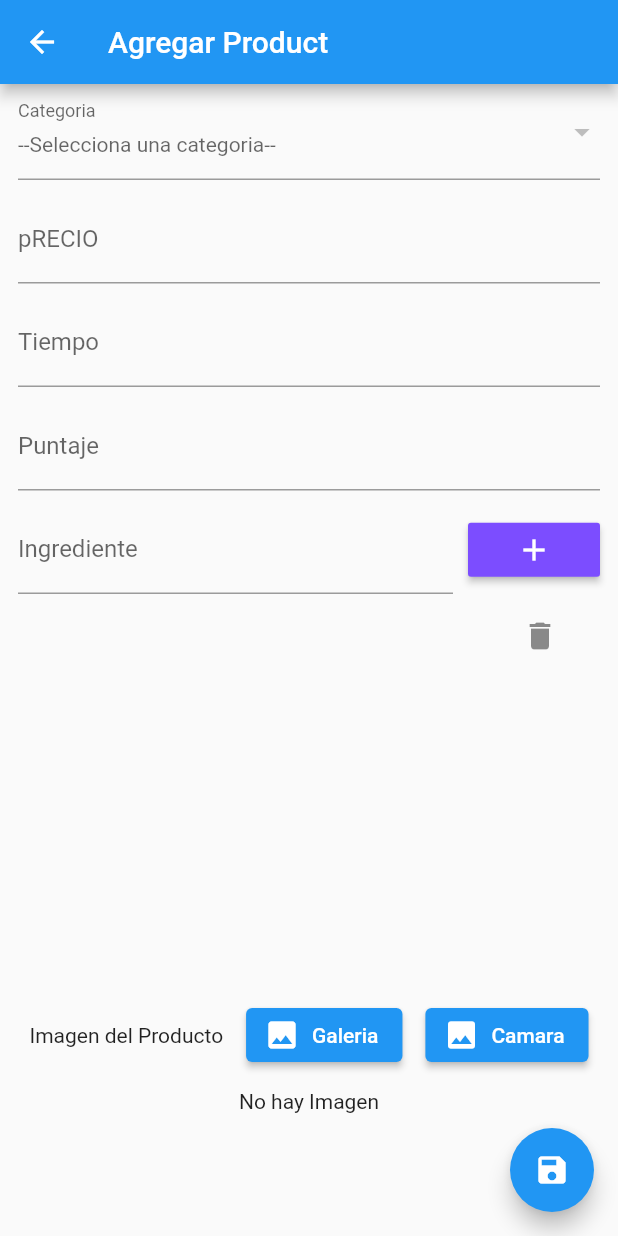
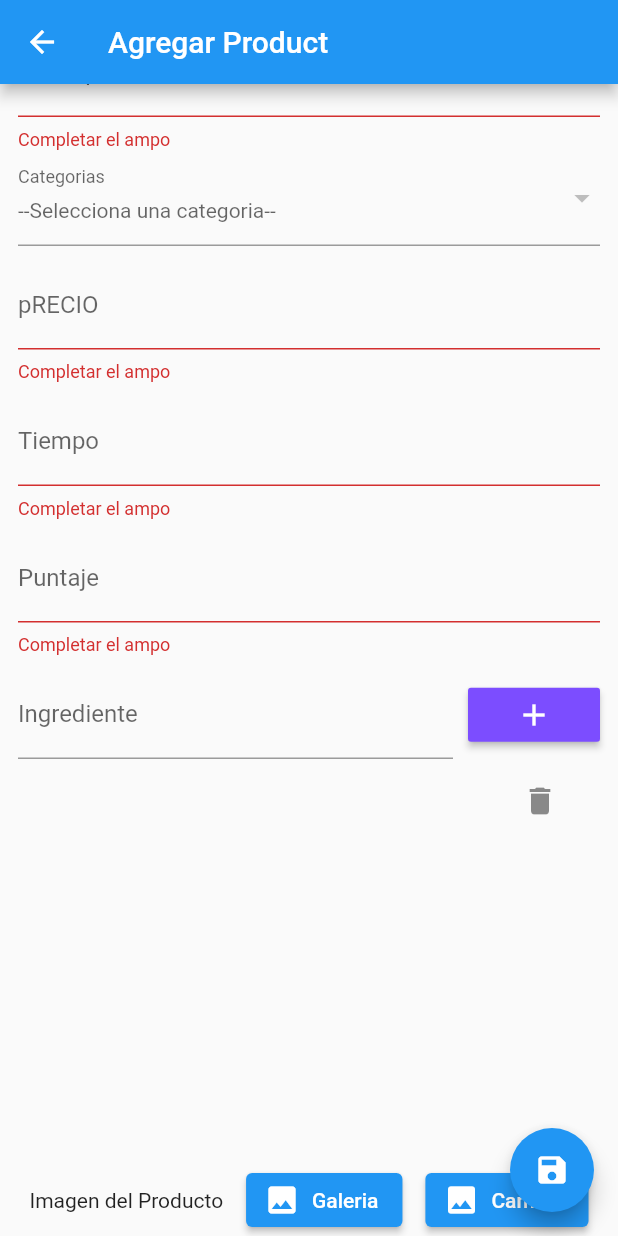
Before and after one commit to reynaldo57/restaurant_modelo_1, a Flutter app: the ProductAddEditAdminPage screen opened directly, scrolled down 140 dp, after a tap on the "add" icon, after a tap on the "save" icon, on a phone screen of 412 x 824 dp. Run offline on Flutter 3.47's test engine with Material 2 defaults, Android fonts, the phone set to English and light mode, and no system bars; our stand-ins replace cloud_firestore, firebase_core, firebase_storage, flutter_svg, image_picker; missing offline and left inert: dart:ffi; accounts and stored records are empty.

Commit message:
subir imagen a firebase falta agregar categoria

```diff
--- a/lib/admin/product_add_edit_admin_page.dart
+++ b/lib/admin/product_add_edit_admin_page.dart
@@ -18,9 +18,19 @@ class _ProductAddEditAdminPageState extends State<ProductAddEditAdminPage> {
   final _formKey = GlobalKey<FormState>();
 
   FirestoreService _categoryFirestoreService =
-      new FirestoreService(collection: 'categories');
+      new FirestoreService(collection: 'products');
 
-  firebase_storage.FirebaseStorage _storage = firebase_storage.FirebaseStorage.instance;
+  FirestoreService _productFirestoreService =
+  new FirestoreService(collection: 'categories');
+
+  firebase_storage.FirebaseStorage _storage =
+      firebase_storage.FirebaseStorage.instance;
+
+  TextEditingController _nameController = new TextEditingController();
+  TextEditingController _descriptionController = new TextEditingController();
+  TextEditingController _priceController = new TextEditingController();
+  TextEditingController _timeController = new TextEditingController();
+  TextEditingController _rateController = new TextEditingController();
 
   TextEditingController _ingredientController = new TextEditingController();
 
@@ -53,16 +63,37 @@ class _ProductAddEditAdminPageState extends State<ProductAddEditAdminPage> {
 
   getImageCamera() async {
     XFile? selectImageCamera =
-    await _picker.pickImage(source: ImageSource.camera);
+        await _picker.pickImage(source: ImageSource.camera);
     image = selectImageCamera;
     setState(() {});
   }
 
-  uploadImageFirebase()async{
+  uploadImageFirebase() async {
     firebase_storage.Reference reference = _storage.ref().child('Products');
     String time = DateTime.now().toString();
-    firebase_storage.TaskSnapshot upload = await reference.child("$time.jpg").putFile(File(image!.path),);
+    firebase_storage.TaskSnapshot upload =
+        await reference.child("$time.jpg").putFile(
+              File(image!.path),
+            );
     String url = await upload.ref.getDownloadURL();
+    saveProduct(url);
+  }
+
+  saveProduct(String urlImage){
+    Map<String, dynamic> product = {
+      "category": selectCategory,
+      "description": _descriptionController.text,
+      "discount": null,
+      "image": urlImage,
+      "ingredients": ingredients,
+      "name": _nameController.text,
+      "price": double.parse(_priceController.text),
+      "time": int.parse(_timeController.text),
+      "rate": double.parse(_rateController.text),
+    };
+
+    _productFirestoreService.addFiresrtore(product);
+
   }
 
   @override
@@ -73,7 +104,7 @@ class _ProductAddEditAdminPageState extends State<ProductAddEditAdminPage> {
       ),
       floatingActionButton: FloatingActionButton(
         onPressed: () {
-          // if (_formKey.currentState!.validate()) {}
+          if (_formKey.currentState!.validate()) {}
           uploadImageFirebase();
         },
         child: Icon(Icons.save),
@@ -86,8 +117,11 @@ class _ProductAddEditAdminPageState extends State<ProductAddEditAdminPage> {
             child: Column(
               children: [
                 TextFormField(
+                  controller: _nameController,
                   decoration: InputDecoration(
-                      labelText: "PRODUCTo", hintText: "Nombre del Producto"),
+                    labelText: "PRODUCTo",
+                    hintText: "Nombre del Producto",
+                  ),
                   validator: (String? value) {
                     if (value == null || value.isEmpty) {
                       return "Completar el ampo";
@@ -99,6 +133,7 @@ class _ProductAddEditAdminPageState extends State<ProductAddEditAdminPage> {
                   height: 10.0,
                 ),
                 TextFormField(
+                  controller: _descriptionController,
                   decoration: InputDecoration(
                       labelText: "Description",
                       hintText: "DESCRIPTION del Producto"),
@@ -112,10 +147,12 @@ class _ProductAddEditAdminPageState extends State<ProductAddEditAdminPage> {
                 DropdownButtonFormField<String>(
                   style: TextStyle(color: Colors.black87),
                   decoration: InputDecoration(
-                      labelText: "Categoria",
+                      labelText: "Categorias",
                       hintText: "--Selecciona una categoria--"),
                   value: selectCategory,
-                  onChanged: (String? value) {},
+                  onChanged: (String? value) {
+                    print(value);
+                  },
                   items: categories
                       .map(
                         (e) => DropdownMenuItem<String>(
@@ -129,6 +166,7 @@ class _ProductAddEditAdminPageState extends State<ProductAddEditAdminPage> {
                   height: 10.0,
                 ),
                 TextFormField(
+                  controller: _priceController,
                   keyboardType: TextInputType.number,
                   decoration: InputDecoration(
                       labelText: "pRECIO", hintText: "Precio del Producto"),
@@ -143,6 +181,7 @@ class _ProductAddEditAdminPageState extends State<ProductAddEditAdminPage> {
                   height: 10.0,
                 ),
                 TextFormField(
+                  controller: _timeController,
                   keyboardType: TextInputType.number,
                   decoration: InputDecoration(
                       labelText: "Tiempo", hintText: "Tiempo de preparacion"),
@@ -157,6 +196,7 @@ class _ProductAddEditAdminPageState extends State<ProductAddEditAdminPage> {
                   height: 10.0,
                 ),
                 TextFormField(
+                  controller: _rateController,
                   keyboardType: TextInputType.number,
                   decoration: InputDecoration(
                       labelText: "Puntaje", hintText: "Puntaje del producto"),
@@ -173,17 +213,12 @@ class _ProductAddEditAdminPageState extends State<ProductAddEditAdminPage> {
                 Row(
                   children: [
                     Expanded(
-                      child: TextFormField(
+                      child: TextField(
                         controller: _ingredientController,
                         decoration: InputDecoration(
                             labelText: "Ingrediente",
                             hintText: "Ingrediente del producto"),
-                        validator: (String? value) {
-                          if (value == null || value.isEmpty) {
-                            return "Completar el ampo";
-                          }
-                          return null;
-                        },
+
                       ),
                     ),
                     SizedBox(
@@ -264,7 +299,6 @@ class _ProductAddEditAdminPageState extends State<ProductAddEditAdminPage> {
                           File(image!.path),
                           fit: BoxFit.cover,
                         ),
-
                       )
                     : Text(
                         "No hay Imagen",
```
